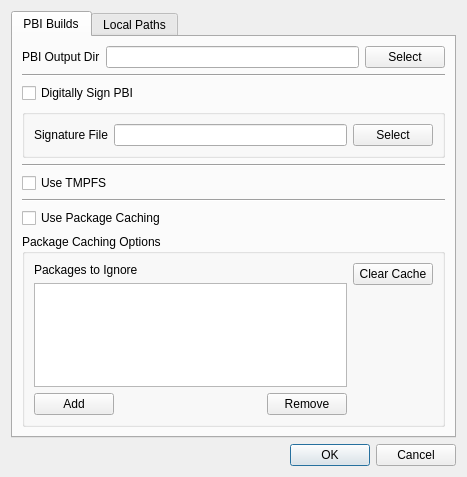
trueos/pcbsd, file src-qt4/EasyPBI-devel/preferencesDialog.ui: the form before one commit.
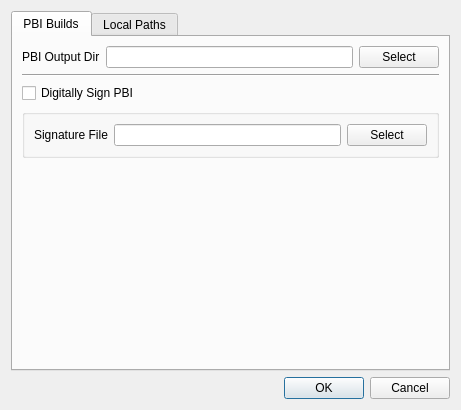
The form after the commit. Icons and pictures are not drawn.

Commit message: Finish cleaning up the Preferences dialog so that a lot of the old port build options are no longer visible, since PBI's are built from packages on 10.x

```diff
--- a/src-qt4/EasyPBI-devel/preferencesDialog.ui
+++ b/src-qt4/EasyPBI-devel/preferencesDialog.ui
@@ -6,8 +6,8 @@
    <rect>
     <x>0</x>
     <y>0</y>
-    <width>467</width>
-    <height>477</height>
+    <width>461</width>
+    <height>381</height>
    </rect>
   </property>
   <property name="windowTitle">
@@ -109,139 +109,6 @@
          </layout>
         </widget>
        </item>
-       <item>
-        <widget class="Line" name="line_2">
-         <property name="orientation">
-          <enum>Qt::Horizontal</enum>
-         </property>
-        </widget>
-       </item>
-       <item>
-        <widget class="QCheckBox" name="check_usetmpfs">
-         <property name="toolTip">
-          <string>Use system memory to speed up PBI build processes.</string>
-         </property>
-         <property name="text">
-          <string>Use TMPFS</string>
-         </property>
-        </widget>
-       </item>
-       <item>
-        <widget class="Line" name="line_3">
-         <property name="orientation">
-          <enum>Qt::Horizontal</enum>
-         </property>
-        </widget>
-       </item>
-       <item>
-        <widget class="QCheckBox" name="check_usepkgcache">
-         <property name="toolTip">
-          <string>Greatly speeds up the PBI build process by preventing re-compilation of previously built ports.</string>
-         </property>
-         <property name="text">
-          <string>Use Package Caching</string>
-         </property>
-        </widget>
-       </item>
-       <item>
-        <widget class="QGroupBox" name="groupBox_pkgcache">
-         <property name="title">
-          <string>Package Caching Options</string>
-         </property>
-         <layout class="QHBoxLayout" name="horizontalLayout_7">
-          <item>
-           <layout class="QVBoxLayout" name="verticalLayout_3">
-            <item>
-             <widget class="QLabel" name="label_6">
-              <property name="text">
-               <string>Packages to Ignore</string>
-              </property>
-             </widget>
-            </item>
-            <item>
-             <widget class="QListWidget" name="list_badpkg">
-              <property name="toolTip">
-               <string>Listed packages will always be ignored during PBI builds.</string>
-              </property>
-             </widget>
-            </item>
-            <item>
-             <layout class="QHBoxLayout" name="horizontalLayout_8">
-              <item>
-               <widget class="QPushButton" name="push_addpkg">
-                <property name="toolTip">
-                 <string>Add a currently cached package to be ignored.</string>
-                </property>
-                <property name="text">
-                 <string>Add</string>
-                </property>
-                <property name="icon">
-                 <iconset resource="EasyPBI.qrc">
-                  <normaloff>:/png/icons/plus.png</normaloff>:/png/icons/plus.png</iconset>
-                </property>
-               </widget>
-              </item>
-              <item>
-               <spacer name="horizontalSpacer">
-                <property name="orientation">
-                 <enum>Qt::Horizontal</enum>
-                </property>
-                <property name="sizeHint" stdset="0">
-                 <size>
-                  <width>40</width>
-                  <height>20</height>
-                 </size>
-                </property>
-               </spacer>
-              </item>
-              <item>
-               <widget class="QPushButton" name="push_rmpkg">
-                <property name="toolTip">
-                 <string>Remove the selected package from the ignore list.</string>
-                </property>
-                <property name="text">
-                 <string>Remove</string>
-                </property>
-                <property name="icon">
-                 <iconset resource="EasyPBI.qrc">
-                  <normaloff>:/png/icons/minus.png</normaloff>:/png/icons/minus.png</iconset>
-                </property>
-               </widget>
-              </item>
-             </layout>
-            </item>
-           </layout>
-          </item>
-          <item>
-           <layout class="QVBoxLayout" name="verticalLayout_4">
-            <item>
-             <widget class="QPushButton" name="push_clearcache">
-              <property name="toolTip">
-               <string>Delete all packages currently in the cache.</string>
-              </property>
-              <property name="text">
-               <string>Clear Cache</string>
-              </property>
-             </widget>
-            </item>
-            <item>
-             <spacer name="verticalSpacer_2">
-              <property name="orientation">
-               <enum>Qt::Vertical</enum>
-              </property>
-              <property name="sizeHint" stdset="0">
-               <size>
-                <width>20</width>
-                <height>40</height>
-               </size>
-              </property>
-             </spacer>
-            </item>
-           </layout>
-          </item>
-         </layout>
-        </widget>
-       </item>
        <item>
         <spacer name="verticalSpacer">
          <property name="orientation">
```
The commit also changes 4 other files.
